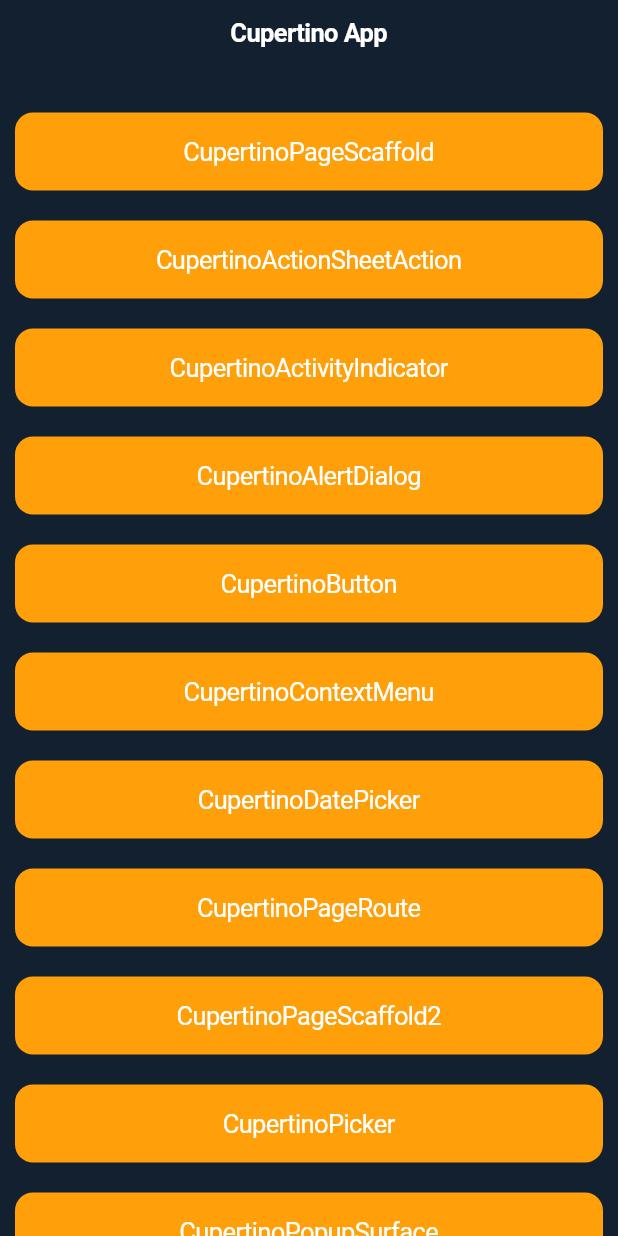
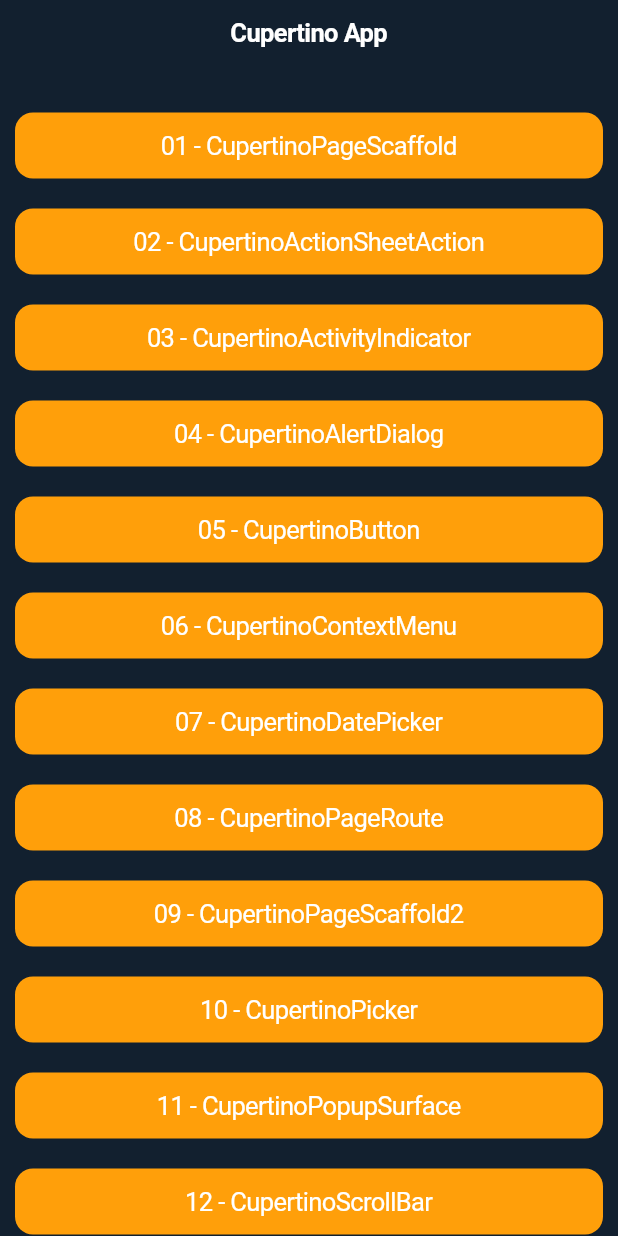
Before and after one commit to prostakov/flutter-testing, a Flutter app: the screen it shows after launch, on a phone screen of 412 x 824 dp. Run offline on Flutter 3.47's test engine with Material 2 defaults, Android fonts, the phone set to English and light mode, and no system bars; our stand-ins replace carousel_slider, flutter_bloc, flutter_phoenix, flutter_rating_bar, google_maps_flutter, image_picker and 4 more; missing offline and left inert: devicelocale, grouped_buttons; accounts and stored records are empty.

Commit message:
Home page refactoring

```diff
--- a/cupertino_test/lib/screens/home.dart
+++ b/cupertino_test/lib/screens/home.dart
@@ -10,156 +10,45 @@ class HomeScreen extends StatefulWidget {
 
 class _HomeScreenState extends State<HomeScreen> {
   var buttonPadding = const EdgeInsets.only(top: 20, left: 10, right: 10);
+  var buttonInnerPadding = const EdgeInsets.all(0);
+
+  var routeLabelsMap = {
+    Routes.cupertinoPageScaffold: '01 - CupertinoPageScaffold',
+    Routes.cupertinoActionSheetAction: '02 - CupertinoActionSheetAction',
+    Routes.cupertinoActivityIndicator: '03 - CupertinoActivityIndicator',
+    Routes.cupertinoAlertDialog: '04 - CupertinoAlertDialog',
+    Routes.cupertinoButton: '05 - CupertinoButton',
+    Routes.cupertinoContextMenu: '06 - CupertinoContextMenu',
+    Routes.cupertinoDatePicker: '07 - CupertinoDatePicker',
+    Routes.cupertinoPageRoute: '08 - CupertinoPageRoute',
+    Routes.cupertinoPageScaffold2: '09 - CupertinoPageScaffold2',
+    Routes.cupertinoPicker: '10 - CupertinoPicker',
+    Routes.cupertinoPopupSurface: '11 - CupertinoPopupSurface',
+    Routes.cupertinoScrollBar: '12 - CupertinoScrollBar',
+    Routes.cupertinoSearchTextField: '13 - CupertinoSearchTextField',
+    Routes.cupertinoSegmentedControl: '14 - CupertinoSegmentedControl',
+    Routes.cupertinoSlider: '15 - CupertinoSlider',
+    Routes.cupertinoSlidingSegmentedControl: '16 - CupertinoSlidingSegmentedControl',
+    Routes.cupertinoSwitch: '17 - CupertinoSwitch',
+    Routes.cupertinoTabScaffold: '18 - CupertinoTabScaffold',
+    Routes.cupertinoTabBar: '19 - CupertinoTabBar',
+    Routes.cupertinoTabView: '20 - CupertinoTabView',
+    Routes.cupertinoTextField: '21 - CupertinoTextField',
+  };
+
   @override
   Widget build(BuildContext context) {
     return CupertinoPageScaffold(
       navigationBar: DefaultHeader(),
       child: ListView(children: [
-        Padding(
-          padding: buttonPadding,
-          child: CupertinoButton.filled(
-            onPressed: () => Navigator.pushNamed(context, Routes.cupertinoPageScaffold),
-            child: const Text('CupertinoPageScaffold'),
-          ),
-        ),
-        Padding(
-          padding: buttonPadding,
-          child: CupertinoButton.filled(
-            onPressed: () => Navigator.pushNamed(context, Routes.cupertinoActionSheetAction),
-            child: const Text('CupertinoActionSheetAction'),
-          ),
-        ),
-        Padding(
-          padding: buttonPadding,
-          child: CupertinoButton.filled(
-            onPressed: () => Navigator.pushNamed(context, Routes.cupertinoActivityIndicator),
-            child: const Text('CupertinoActivityIndicator'),
-          ),
-        ),
-        Padding(
-          padding: buttonPadding,
-          child: CupertinoButton.filled(
-            onPressed: () => Navigator.pushNamed(context, Routes.cupertinoAlertDialog),
-            child: const Text('CupertinoAlertDialog'),
-          ),
-        ),
-        Padding(
-          padding: buttonPadding,
-          child: CupertinoButton.filled(
-            onPressed: () => Navigator.pushNamed(context, Routes.cupertinoButton),
-            child: const Text('CupertinoButton'),
-          ),
-        ),
-        Padding(
-          padding: buttonPadding,
-          child: CupertinoButton.filled(
-            onPressed: () => Navigator.pushNamed(context, Routes.cupertinoContextMenu),
-            child: const Text('CupertinoContextMenu'),
-          ),
-        ),
-        Padding(
-          padding: buttonPadding,
-          child: CupertinoButton.filled(
-            onPressed: () => Navigator.pushNamed(context, Routes.cupertinoDatePicker),
-            child: const Text('CupertinoDatePicker'),
-          ),
-        ),
-        Padding(
-          padding: buttonPadding,
-          child: CupertinoButton.filled(
-            onPressed: () => Navigator.pushNamed(context, Routes.cupertinoPageRoute),
-            child: const Text('CupertinoPageRoute'),
-          ),
-        ),
-        Padding(
-          padding: buttonPadding,
-          child: CupertinoButton.filled(
-            onPressed: () => Navigator.pushNamed(context, Routes.cupertinoPageScaffold2),
-            child: const Text('CupertinoPageScaffold2'),
-          ),
-        ),
-        Padding(
-          padding: buttonPadding,
-          child: CupertinoButton.filled(
-            onPressed: () => Navigator.pushNamed(context, Routes.cupertinoPicker),
-            child: const Text('CupertinoPicker'),
-          ),
-        ),
-        Padding(
-          padding: buttonPadding,
-          child: CupertinoButton.filled(
-            onPressed: () => Navigator.pushNamed(context, Routes.cupertinoPopupSurface),
-            child: const Text('CupertinoPopupSurface'),
-          ),
-        ),
-        Padding(
-          padding: buttonPadding,
-          child: CupertinoButton.filled(
-            onPressed: () => Navigator.pushNamed(context, Routes.cupertinoScrollBar),
-            child: const Text('CupertinoScrollBar'),
-          ),
-        ),
-        Padding(
-          padding: buttonPadding,
-          child: CupertinoButton.filled(
-            onPressed: () => Navigator.pushNamed(context, Routes.cupertinoSearchTextField),
-            child: const Text('CupertinoSearchTextField'),
-          ),
-        ),
-        Padding(
-          padding: buttonPadding,
-          child: CupertinoButton.filled(
-            onPressed: () => Navigator.pushNamed(context, Routes.cupertinoSegmentedControl),
-            child: const Text('CupertinoSegmentedControl'),
-          ),
-        ),
-        Padding(
-          padding: buttonPadding,
-          child: CupertinoButton.filled(
-            onPressed: () => Navigator.pushNamed(context, Routes.cupertinoSlider),
-            child: const Text('CupertinoSlider'),
-          ),
-        ),
-        Padding(
-          padding: buttonPadding,
-          child: CupertinoButton.filled(
-            onPressed: () => Navigator.pushNamed(context, Routes.cupertinoSlidingSegmentedControl),
-            child: const Text('CupertinoSlidingSegmentedControl'),
-          ),
-        ),
-        Padding(
-          padding: buttonPadding,
-          child: CupertinoButton.filled(
-            onPressed: () => Navigator.pushNamed(context, Routes.cupertinoSwitch),
-            child: const Text('CupertinoSwitch'),
-          ),
-        ),
-        Padding(
-          padding: buttonPadding,
-          child: CupertinoButton.filled(
-            onPressed: () => Navigator.pushNamed(context, Routes.cupertinoTabScaffold),
-            child: const Text('CupertinoTabScaffold'),
-          ),
-        ),
-        Padding(
-          padding: buttonPadding,
-          child: CupertinoButton.filled(
-            onPressed: () => Navigator.pushNamed(context, Routes.cupertinoTabBar),
-            child: const Text('CupertinoTabBar'),
-          ),
-        ),
-        Padding(
-          padding: buttonPadding,
-          child: CupertinoButton.filled(
-            onPressed: () => Navigator.pushNamed(context, Routes.cupertinoTabView),
-            child: const Text('CupertinoTabView'),
-          ),
-        ),
-        Padding(
-          padding: buttonPadding,
-          child: CupertinoButton.filled(
-            onPressed: () => Navigator.pushNamed(context, Routes.cupertinoTextField),
-            child: const Text('CupertinoTextField'),
+        ...routeLabelsMap.entries.map(
+          (keyValue) => Padding(
+            padding: buttonPadding,
+            child: CupertinoButton.filled(
+              padding: buttonInnerPadding,
+              onPressed: () => Navigator.pushNamed(context, keyValue.key),
+              child: Text(keyValue.value),
+            ),
           ),
         ),
       ]),
```
